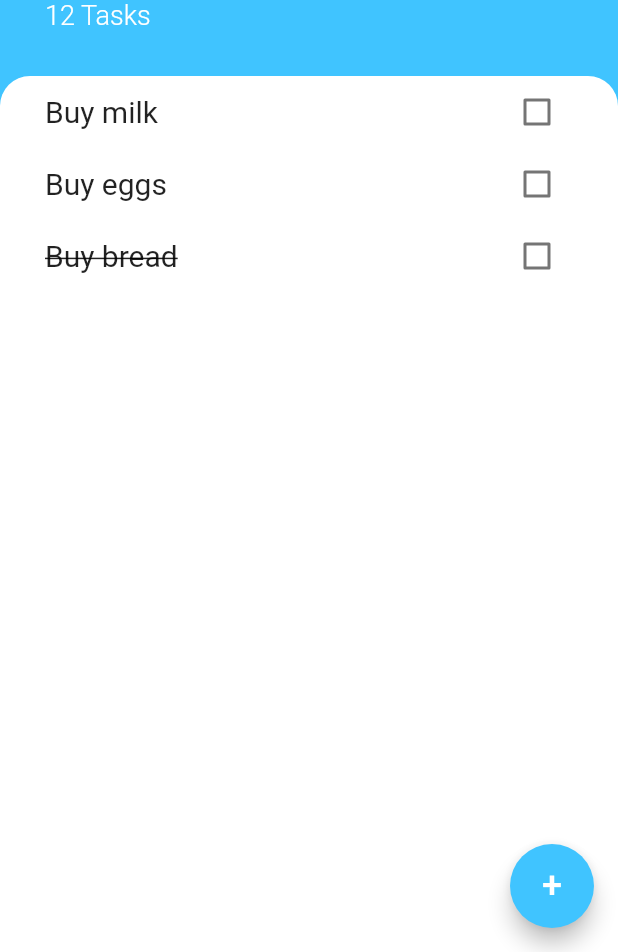
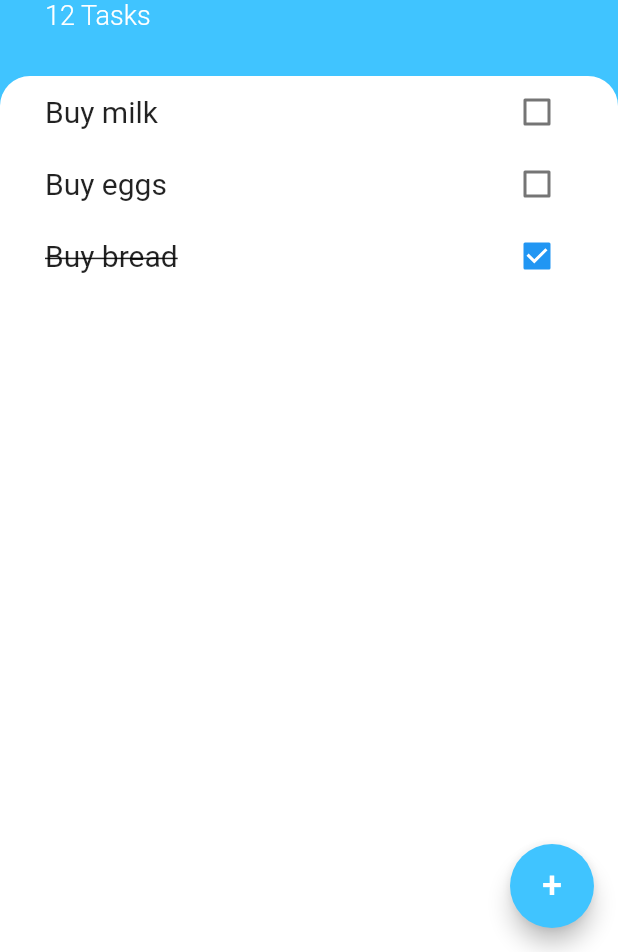
Before and after one commit to tomoya55/flutter-bootcamp, a Flutter app: the screen it shows after launch, on a phone screen of 412 x 824 dp, the part 284-1236 px from its top. Run offline on Flutter 3.47's test engine with Material 2 defaults, Android fonts, the phone set to English and light mode, and no system bars; our stand-ins replace animated_text_kit, cloud_firestore, firebase_auth, flutter_spinkit, font_awesome_flutter, geolocator and 2 more; accounts and stored records are empty.

Commit message:
Add new tasks

```diff
--- a/projects/todoey_flutter/lib/main.dart
+++ b/projects/todoey_flutter/lib/main.dart
@@ -1,4 +1,5 @@
 import 'package:flutter/material.dart';
+import 'package:todoey_flutter/todos.dart';
 import 'package:todoey_flutter/screens/tasks_screen.dart';
 
 void main() {
@@ -9,7 +10,7 @@ class Todoey extends StatelessWidget {
   @override
   Widget build(BuildContext context) {
     return MaterialApp(
-      home: TasksScreen(),
+      home: TasksScreen(tasks: todos),
     );
   }
 }
--- a/projects/todoey_flutter/lib/screens/tasks_screen.dart
+++ b/projects/todoey_flutter/lib/screens/tasks_screen.dart
@@ -2,7 +2,15 @@ import 'package:flutter/material.dart';
 import 'package:todoey_flutter/todos.dart';
 import 'package:todoey_flutter/widgets/add_task.dart';
 
-class TasksScreen extends StatelessWidget {
+class TasksScreen extends StatefulWidget {
+  final List<TodoItem> tasks;
+  TasksScreen({this.tasks});
+
+  @override
+  _TasksScreenState createState() => _TasksScreenState();
+}
+
+class _TasksScreenState extends State<TasksScreen> {
   @override
   Widget build(BuildContext context) {
     return Scaffold(
@@ -13,7 +21,13 @@ class TasksScreen extends StatelessWidget {
             context: context,
             builder: (context) => SingleChildScrollView(
               child: Container(
-                child: AddTask(),
+                child: AddTask(onPressed: (String text) {
+                  setState(() {
+                    widget.tasks.add(
+                      TodoItem(text: text, done: false),
+                    );
+                  });
+                }),
                 padding: EdgeInsets.only(
                     bottom: MediaQuery.of(context).viewInsets.bottom),
               ),
@@ -81,11 +95,14 @@ class TasksScreen extends StatelessWidget {
                   topRight: Radius.circular(20.0),
                 ),
               ),
-              child: ListView(
-                children: todos.map((t) {
-                  return TaskItem(t);
-                }).toList(),
-              ),
+              child: TasksList(
+                  tasks: widget.tasks,
+                  onChanged: (bool val, int index) {
+                    print('onCheckChanged $val');
+                    setState(() {
+                      widget.tasks[index].done = val;
+                    });
+                  }),
             ),
           ),
         ],
@@ -94,16 +111,31 @@ class TasksScreen extends StatelessWidget {
   }
 }
 
-class TaskItem extends StatefulWidget {
-  final TodoItem todo;
-
-  TaskItem(this.todo);
+class TasksList extends StatelessWidget {
+  final List<TodoItem> tasks;
+  final Function onChanged;
+  TasksList({this.tasks, this.onChanged});
 
   @override
-  _TaskItemState createState() => _TaskItemState();
+  Widget build(BuildContext context) {
+    return ListView.builder(
+      itemBuilder: (context, index) {
+        return TaskItem(
+            todo: tasks[index],
+            onCheckChanged: (bool val) {
+              onChanged(val, index);
+            });
+      },
+      itemCount: tasks.length,
+    );
+  }
 }
 
-class _TaskItemState extends State<TaskItem> {
+class TaskItem extends StatelessWidget {
+  final TodoItem todo;
+  final Function onCheckChanged;
+  TaskItem({this.todo, this.onCheckChanged});
+
   @override
   Widget build(BuildContext context) {
     return Container(
@@ -112,21 +144,16 @@ class _TaskItemState extends State<TaskItem> {
         mainAxisAlignment: MainAxisAlignment.spaceBetween,
         children: [
           Text(
-            widget.todo.text,
+            todo.text,
             style: TextStyle(
               fontSize: 20.0,
-              decoration: widget.todo.done
-                  ? TextDecoration.lineThrough
-                  : TextDecoration.none,
+              decoration:
+                  todo.done ? TextDecoration.lineThrough : TextDecoration.none,
             ),
           ),
           Checkbox(
-            value: false,
-            onChanged: (value) {
-              setState(() {
-                widget.todo.done = value;
-              });
-            },
+            value: todo.done,
+            onChanged: onCheckChanged,
           ),
         ],
       ),
--- a/projects/todoey_flutter/lib/todos.dart
+++ b/projects/todoey_flutter/lib/todos.dart
@@ -1,5 +1,5 @@
 class TodoItem {
-  String text;
+  final String text;
   bool done;
   TodoItem({this.text, this.done});
 }
```
Also changed, not shown: projects/todoey_flutter/lib/widgets/add_task.dart (+4 -5 lines).
